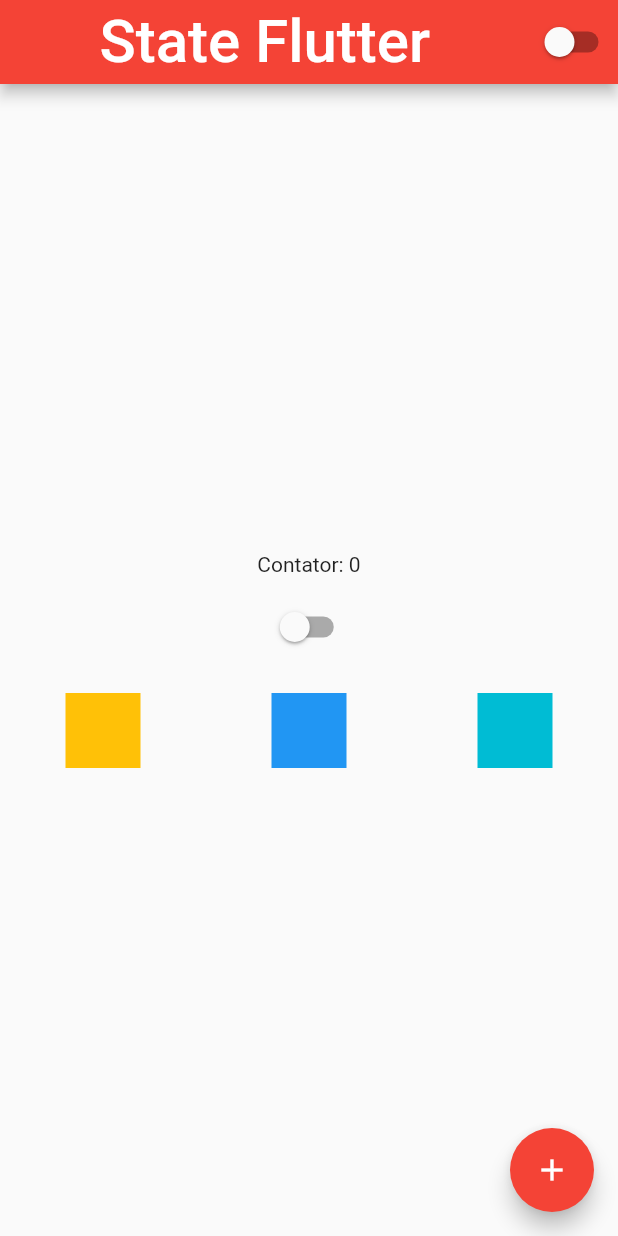
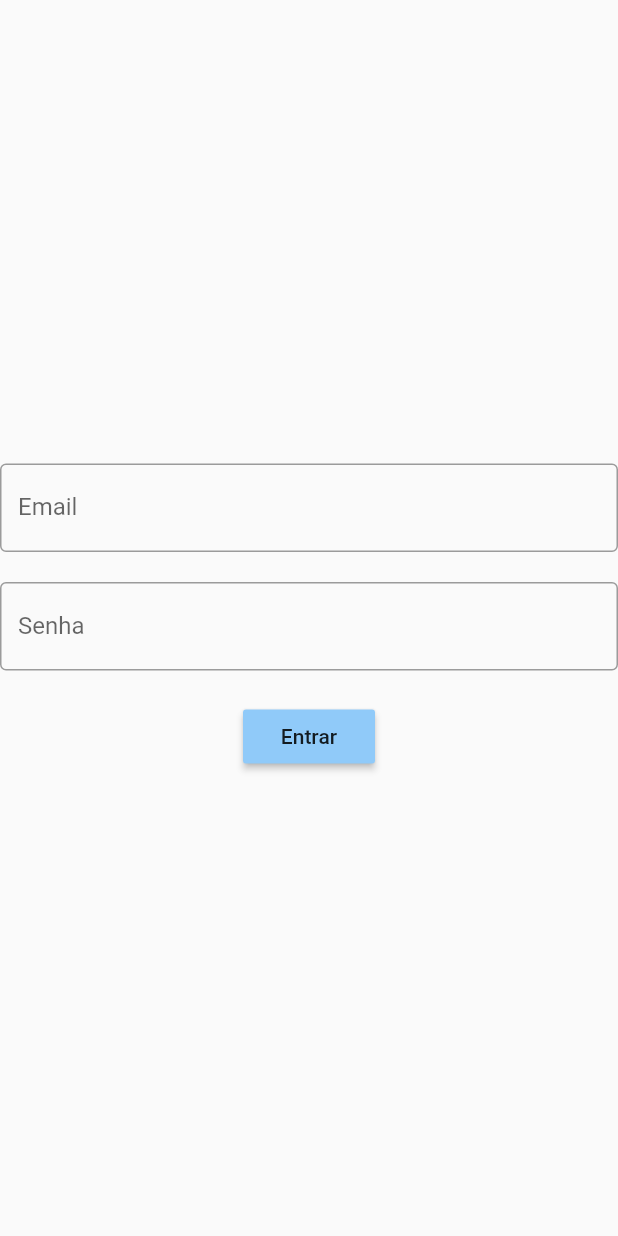
Before and after one commit to fabiano-teichmann/flutter, a Flutter app: the screen it shows after launch, on a phone screen of 412 x 824 dp. Run offline on Flutter 3.47's test engine with Material 2 defaults, Android fonts, the phone set to English and light mode, and no system bars.

Commit message:
Draw page login

```diff
--- /dev/null
+++ b/lib/login_page.dart
@@ -0,0 +1,57 @@
+import 'package:flutter/material.dart';
+
+class LoginPage extends StatefulWidget {
+  @override
+  _LoginPageState createState() => _LoginPageState();
+}
+
+class _LoginPageState extends State<LoginPage> {
+  String email = "";
+  String password = "";
+
+  @override
+  Widget build(BuildContext context) {
+    return Scaffold(
+      body: SingleChildScrollView(
+        child: SizedBox(
+          width: MediaQuery.of(context).size.width,
+          height: MediaQuery.of(context).size.height,
+          child: Column(
+            mainAxisAlignment: MainAxisAlignment.center,
+            children: [
+              TextField(
+                onChanged: (text) {
+                  email = text;
+                },
+                keyboardType: TextInputType.emailAddress,
+                decoration: InputDecoration(
+                    labelText: 'Email', border: OutlineInputBorder()),
+              ),
+              SizedBox(height: 20),
+              TextField(
+                obscureText: true,
+                onChanged: (text) {
+                  password = text;
+                },
+                decoration: InputDecoration(
+                    labelText: 'Senha', border: OutlineInputBorder()),
+              ),
+              SizedBox(height: 20),
+              RaisedButton(
+                onPressed: () {
+                  if (email == 'fabiano@gmail.com' && password == 'carai') {
+                    print('Correto !!!');
+                  } else {
+                    print('Errou !!!');
+                  }
+                },
+                child: Text('Entrar'),
+                color: Colors.blue[200],
+              ),
+            ],
+          ),
+        ),
+      ),
+    );
+  }
+}
--- a/lib/state/app_widget.dart
+++ b/lib/state/app_widget.dart
@@ -1,6 +1,7 @@
 import 'package:flutter/material.dart';
+import 'package:learning_flutter/login_page.dart';
 import 'package:learning_flutter/state/app_controller.dart';
-import 'package:learning_flutter/state/home_page.dart';
+//import 'package:learning_flutter/state/home_page.dart';
 
 class AppWidget extends StatelessWidget {
   // final String title;
@@ -13,7 +14,7 @@ class AppWidget extends StatelessWidget {
       animation: AppController.instance,
       builder: (context, child) {
         return MaterialApp(
-          home: HomePage(),
+          home: LoginPage(),
         );
       },
     );
```
Also changed, not shown: lib/state/home_page.dart (+64 -1 lines).
